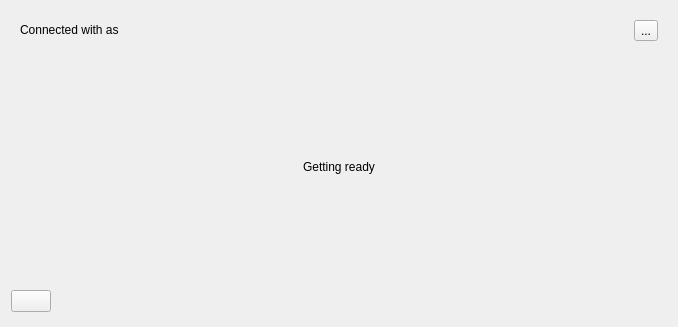
Old version of the form src/gui/accountsettings.ui in the repository owncloud/client; both pictures show x 0 to 678 and y 0 to 327 of the 678 by 557 pixel window.
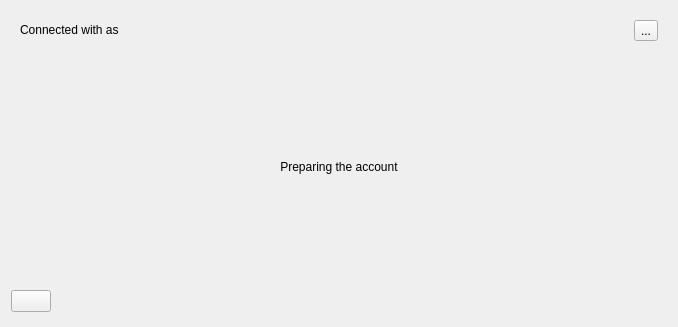
New version of the form. The open tabs and pages were chosen to show the change. Custom widgets are drawn as their Qt base class.

Diff of the .ui file:
```diff
--- a/src/gui/accountsettings.ui
+++ b/src/gui/accountsettings.ui
@@ -72,7 +72,7 @@
        <item>
         <widget class="QLabel" name="label">
          <property name="text">
-          <string>Getting ready</string>
+          <string>Preparing the account</string>
          </property>
          <property name="alignment">
           <set>Qt::AlignCenter</set>
```
